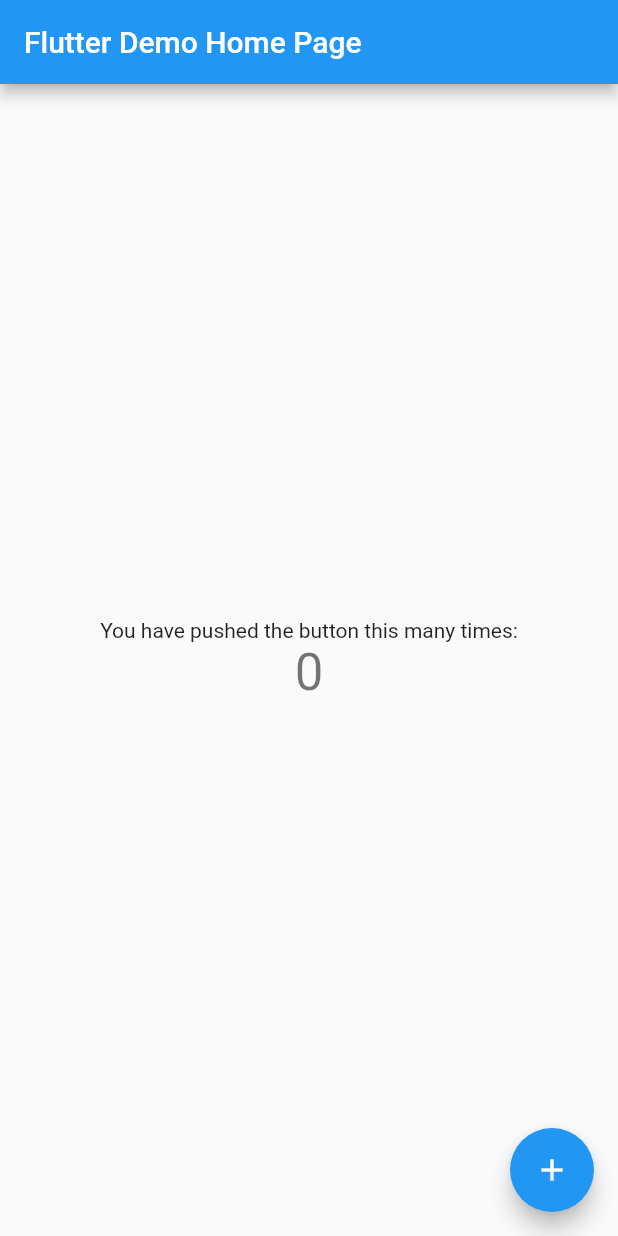
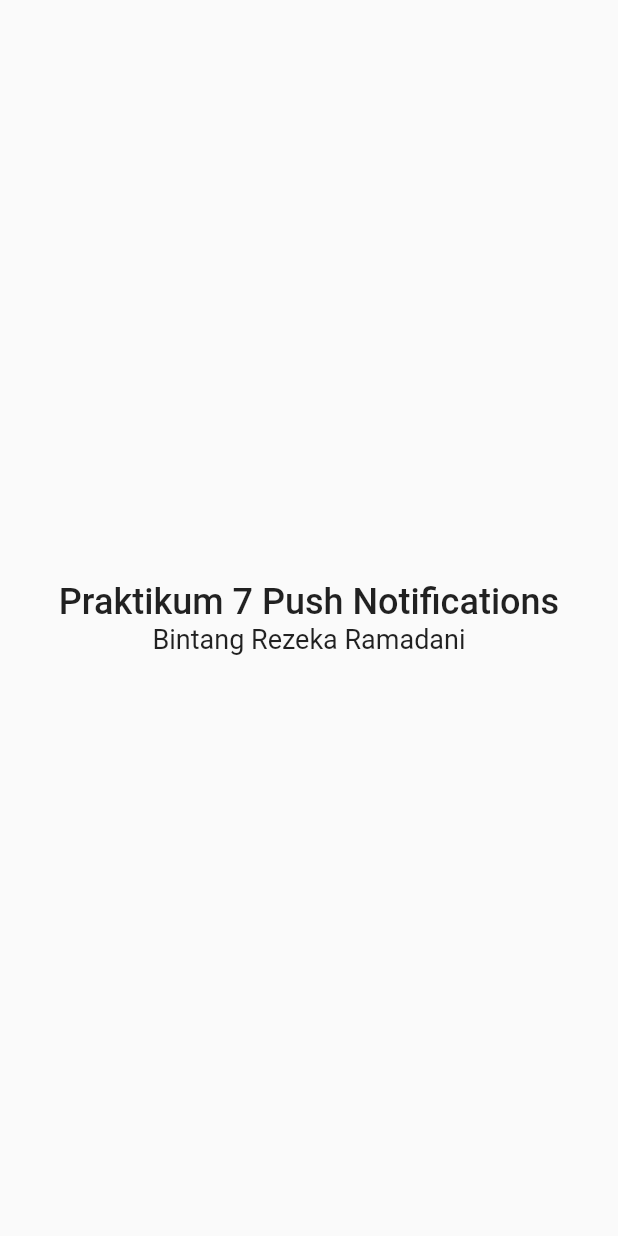
Before and after one commit to superrexy/flutter_wppb, a Flutter app: the screen it shows after launch, on a phone screen of 412 x 824 dp. Run offline on Flutter 3.47's test engine with Material 2 defaults, Android fonts, the phone set to English and light mode, and no system bars; our stand-ins replace firebase_core, firebase_messaging, flutter_local_notifications; accounts and stored records are empty.

Commit message:
push notifications done

```diff
--- a/lib/main.dart
+++ b/lib/main.dart
@@ -1,6 +1,53 @@
 import 'package:flutter/material.dart';
+import 'package:firebase_core/firebase_core.dart';
+import 'package:firebase_messaging/firebase_messaging.dart';
+import 'package:flutter/foundation.dart';
+import 'package:flutter_local_notifications/flutter_local_notifications.dart';
 
-void main() {
+Future<void> _firebaseMessagingBackgroundHandler(RemoteMessage message) async {
+  await Firebase.initializeApp();
+  print('Handling a background message ${message.messageId}');
+}
+
+late AndroidNotificationChannel channel;
+late FlutterLocalNotificationsPlugin flutterLocalNotificationsPlugin;
+
+void main() async {
+  WidgetsFlutterBinding.ensureInitialized();
+  await Firebase.initializeApp();
+
+  FirebaseMessaging.onBackgroundMessage(_firebaseMessagingBackgroundHandler);
+
+  if (!kIsWeb) {
+    channel = const AndroidNotificationChannel(
+      'high_importance_channel', // id
+      'High Importance Notifications', // title
+      importance: Importance.high,
+    );
+
+    flutterLocalNotificationsPlugin = FlutterLocalNotificationsPlugin();
+
+    await flutterLocalNotificationsPlugin
+        .resolvePlatformSpecificImplementation<
+            AndroidFlutterLocalNotificationsPlugin>()
+        ?.createNotificationChannel(channel);
+
+    await FirebaseMessaging.instance
+        .setForegroundNotificationPresentationOptions(
+      alert: true,
+      badge: true,
+      sound: true,
+    );
+
+    FirebaseMessaging.onMessage.listen((RemoteMessage event) {
+      print("message recieved");
+      print(event.notification!.body);
+    });
+    FirebaseMessaging.onMessageOpenedApp.listen((message) {
+      print('Message clicked!');
+    });
+  }
+
   runApp(const MyApp());
 }
 
@@ -11,7 +58,7 @@
   @override
   Widget build(BuildContext context) {
     return MaterialApp(
-      title: 'Flutter Demo',
+      title: 'Flutter Push Notifications',
       theme: ThemeData(
         // This is the theme of your application.
         //
@@ -22,94 +69,70 @@
         // or simply save your changes to "hot reload" in a Flutter IDE).
         // Notice that the counter didn't reset back to zero; the application
         // is not restarted.
-        primarySwatch: Colors.blue,
+        primarySwatch: Colors.lime,
       ),
-      home: const MyHomePage(title: 'Flutter Demo Home Page'),
+      home: const LandingPage(),
     );
   }
 }
 
-class MyHomePage extends StatefulWidget {
-  const MyHomePage({Key? key, required this.title}) : super(key: key);
-
-  // This widget is the home page of your application. It is stateful, meaning
-  // that it has a State object (defined below) that contains fields that affect
-  // how it looks.
-
-  // This class is the configuration for the state. It holds the values (in this
-  // case the title) provided by the parent (in this case the App widget) and
-  // used by the build method of the State. Fields in a Widget subclass are
-  // always marked "final".
-
-  final String title;
+class LandingPage extends StatefulWidget {
+  const LandingPage({Key? key}) : super(key: key);
 
   @override
-  State<MyHomePage> createState() => _MyHomePageState();
+  State<LandingPage> createState() => _LandingPageState();
 }
 
-class _MyHomePageState extends State<MyHomePage> {
-  int _counter = 0;
+class _LandingPageState extends State<LandingPage> {
+  @override
+  void initState() {
+    super.initState();
 
-  void _incrementCounter() {
-    setState(() {
-      // This call to setState tells the Flutter framework that something has
-      // changed in this State, which causes it to rerun the build method below
-      // so that the display can reflect the updated values. If we changed
-      // _counter without calling setState(), then the build method would not be
-      // called again, and so nothing would appear to happen.
-      _counter++;
+    FirebaseMessaging.onMessage.listen((RemoteMessage message) {
+      RemoteNotification? notification = message.notification;
+      AndroidNotification? android = message.notification?.android;
+      if (notification != null && android != null && !kIsWeb) {
+        flutterLocalNotificationsPlugin.show(
+          notification.hashCode,
+          notification.title,
+          notification.body,
+          NotificationDetails(
+            android: AndroidNotificationDetails(
+              channel.id,
+              channel.name,
+              icon: 'launch_background',
+            ),
+          ),
+        );
+      }
+    });
+
+    FirebaseMessaging.onMessageOpenedApp.listen((RemoteMessage message) {
+      print('A new onMessageOpenedApp event was published! Clicked');
     });
   }
 
   @override
   Widget build(BuildContext context) {
-    // This method is rerun every time setState is called, for instance as done
-    // by the _incrementCounter method above.
-    //
-    // The Flutter framework has been optimized to make rerunning build methods
-    // fast, so that you can just rebuild anything that needs updating rather
-    // than having to individually change instances of widgets.
     return Scaffold(
-      appBar: AppBar(
-        // Here we take the value from the MyHomePage object that was created by
-        // the App.build method, and use it to set our appbar title.
-        title: Text(widget.title),
-      ),
       body: Center(
-        // Center is a layout widget. It takes a single child and positions it
-        // in the middle of the parent.
         child: Column(
-          // Column is also a layout widget. It takes a list of children and
-          // arranges them vertically. By default, it sizes itself to fit its
-          // children horizontally, and tries to be as tall as its parent.
-          //
-          // Invoke "debug painting" (press "p" in the console, choose the
-          // "Toggle Debug Paint" action from the Flutter Inspector in Android
-          // Studio, or the "Toggle Debug Paint" command in Visual Studio Code)
-          // to see the wireframe for each widget.
-          //
-          // Column has various properties to control how it sizes itself and
-          // how it positions its children. Here we use mainAxisAlignment to
-          // center the children vertically; the main axis here is the vertical
-          // axis because Columns are vertical (the cross axis would be
-          // horizontal).
+          crossAxisAlignment: CrossAxisAlignment.center,
           mainAxisAlignment: MainAxisAlignment.center,
-          children: <Widget>[
-            const Text(
-              'You have pushed the button this many times:',
+          children: const [
+            Text(
+              "Praktikum 7 Push Notifications",
+              style: TextStyle(fontWeight: FontWeight.w500, fontSize: 24),
+              textAlign: TextAlign.center,
             ),
             Text(
-              '$_counter',
-              style: Theme.of(context).textTheme.headline4,
+              "Bintang Rezeka Ramadani",
+              style: TextStyle(fontSize: 18),
+              textAlign: TextAlign.center,
             ),
           ],
         ),
       ),
-      floatingActionButton: FloatingActionButton(
-        onPressed: _incrementCounter,
-        tooltip: 'Increment',
-        child: const Icon(Icons.add),
-      ), // This trailing comma makes auto-formatting nicer for build methods.
     );
   }
 }
--- a/pubspec.yaml
+++ b/pubspec.yaml
@@ -34,6 +34,10 @@
   # The following adds the Cupertino Icons font to your application.
   # Use with the CupertinoIcons class for iOS style icons.
   cupertino_icons: ^1.0.2
+  firebase_core: ^1.14.1
+  firebase_analytics: ^9.1.5
+  firebase_messaging: ^11.2.13
+  flutter_local_notifications: ^9.4.0
 
 dev_dependencies:
   flutter_test:
```
Also changed, not shown: pubspec.lock, 6 other files.
